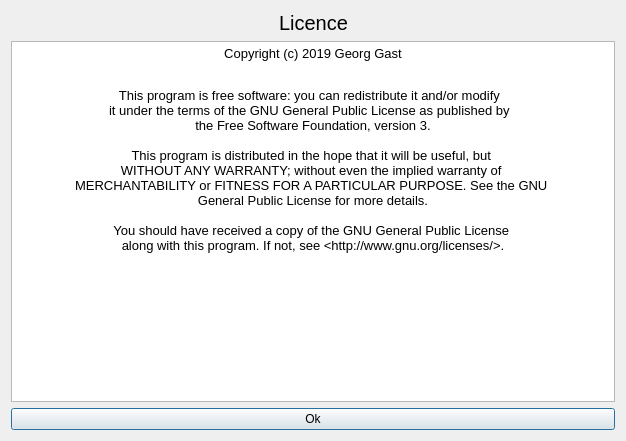
Old version of the form about.ui in the repository schorsch1976/AsciiFlowQT.
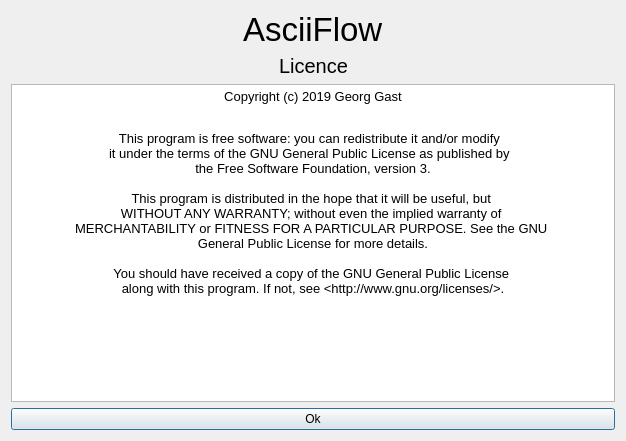
New version of the form.

Diff of the .ui file:
```diff
--- a/about.ui
+++ b/about.ui
@@ -14,6 +14,48 @@
    <string>About AsciiFlow</string>
   </property>
   <layout class="QVBoxLayout" name="verticalLayout">
+   <item>
+    <layout class="QHBoxLayout" name="horizontalLayout_2">
+     <item>
+      <spacer name="horizontalSpacer_3">
+       <property name="orientation">
+        <enum>Qt::Horizontal</enum>
+       </property>
+       <property name="sizeHint" stdset="0">
+        <size>
+         <width>40</width>
+         <height>20</height>
+        </size>
+       </property>
+      </spacer>
+     </item>
+     <item>
+      <widget class="QLabel" name="label_2">
+       <property name="font">
+        <font>
+         <pointsize>25</pointsize>
+        </font>
+       </property>
+       <property name="text">
+        <string>AsciiFlow</string>
+       </property>
+      </widget>
+     </item>
+     <item>
+      <spacer name="horizontalSpacer_4">
+       <property name="orientation">
+        <enum>Qt::Horizontal</enum>
+       </property>
+       <property name="sizeHint" stdset="0">
+        <size>
+         <width>40</width>
+         <height>20</height>
+        </size>
+       </property>
+      </spacer>
+     </item>
+    </layout>
+   </item>
    <item>
     <layout class="QHBoxLayout" name="horizontalLayout">
      <item>
```
